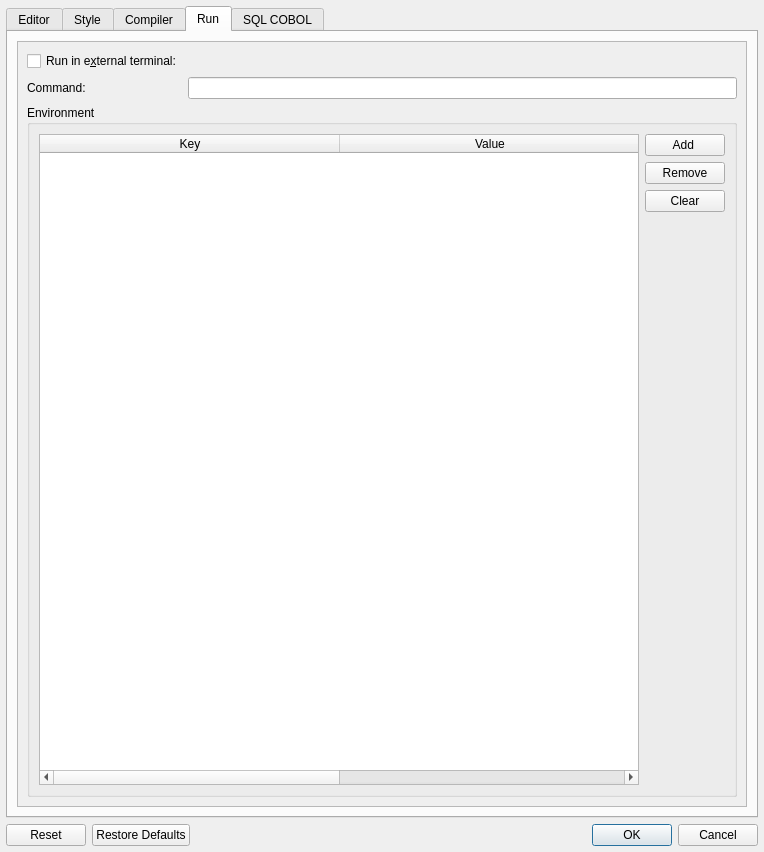
Above: forms/dlg_preferences.ui from OpenCobolIDE/OpenCobolIDE before the change. Below: the same form after it.
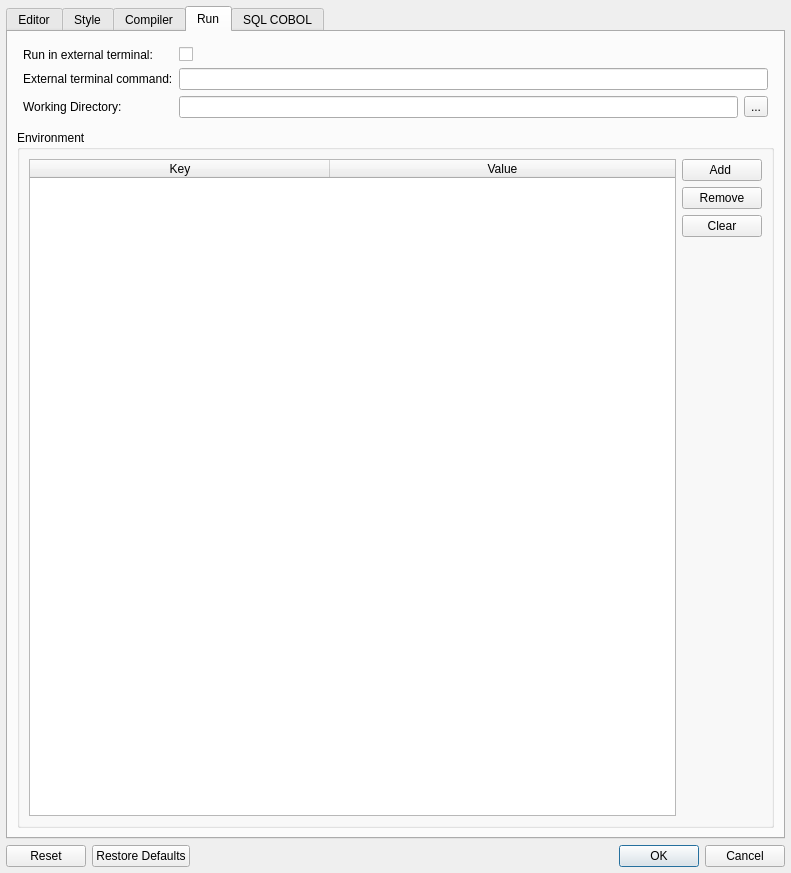
That is the form after the change. The open tabs and pages were chosen to show the change. Icons and pictures are not drawn. Custom widgets are drawn as their Qt base class.

Commit message:
Add ability to choose a custom working directory for running compiled program
Close #332

Diff of the .ui file:
```diff
--- a/forms/dlg_preferences.ui
+++ b/forms/dlg_preferences.ui
@@ -6,8 +6,8 @@
    <rect>
     <x>0</x>
     <y>0</y>
-    <width>764</width>
-    <height>852</height>
+    <width>791</width>
+    <height>873</height>
    </rect>
   </property>
   <property name="minimumSize">
@@ -1380,42 +1380,29 @@
          <attribute name="title">
           <string>Run</string>
          </attribute>
-         <layout class="QVBoxLayout" name="verticalLayout_10">
-          <item>
-           <widget class="QScrollArea" name="scrollArea_4">
-            <property name="widgetResizable">
-             <bool>true</bool>
-            </property>
-            <widget class="QWidget" name="scrollAreaWidgetContents_6">
-             <property name="geometry">
-              <rect>
-               <x>0</x>
-               <y>0</y>
-               <width>203</width>
-               <height>230</height>
-              </rect>
-             </property>
-             <layout class="QVBoxLayout" name="verticalLayout_13" stretch="0,1">
+         <layout class="QVBoxLayout" name="verticalLayout_10" stretch="0,1">
               <item>
                <layout class="QFormLayout" name="formLayout_13">
+            <property name="leftMargin">
+             <number>6</number>
+            </property>
                 <property name="topMargin">
-                 <number>0</number>
-                </property>
-                <item row="0" column="0">
-                 <widget class="QCheckBox" name="checkBoxRunExtTerm">
-                  <property name="text">
-                   <string>Run in e&amp;xternal terminal:</string>
-                  </property>
-                 </widget>
-                </item>
-                <item row="1" column="0">
+             <number>6</number>
+            </property>
+            <property name="rightMargin">
+             <number>6</number>
+            </property>
+            <property name="bottomMargin">
+             <number>6</number>
+            </property>
+            <item row="2" column="0">
                  <widget class="QLabel" name="lbl_external_terminal_command">
                   <property name="text">
-                   <string>Command:</string>
+               <string>External terminal command:</string>
                   </property>
                  </widget>
                 </item>
-                <item row="1" column="1">
+            <item row="2" column="1">
                  <widget class="QLineEdit" name="lineEditRunTerm">
                   <property name="toolTip">
                    <string>External terminal command (filename is appended at the end of the command)</string>
@@ -1425,6 +1412,44 @@
                   </property>
                  </widget>
                 </item>
+            <item row="3" column="0">
+             <widget class="QLabel" name="label_42">
+              <property name="text">
+               <string>Working Directory:</string>
+              </property>
+             </widget>
+            </item>
+            <item row="3" column="1">
+             <layout class="QHBoxLayout" name="horizontalLayout_19">
+              <property name="leftMargin">
+               <number>0</number>
+              </property>
+              <item>
+               <widget class="PathLineEdit" name="edit_working_dir"/>
+              </item>
+              <item>
+               <widget class="QToolButton" name="bt_working_dir">
+                <property name="text">
+                 <string>...</string>
+                </property>
+               </widget>
+              </item>
+             </layout>
+            </item>
+            <item row="1" column="1">
+             <widget class="QCheckBox" name="checkBoxRunExtTerm">
+              <property name="text">
+               <string/>
+              </property>
+             </widget>
+            </item>
+            <item row="1" column="0">
+             <widget class="QLabel" name="label_43">
+              <property name="text">
+               <string>Run in external terminal:</string>
+              </property>
+             </widget>
+            </item>
                </layout>
               </item>
               <item>
@@ -1520,10 +1545,6 @@
               </item>
              </layout>
             </widget>
-           </widget>
-          </item>
-         </layout>
-        </widget>
         <widget class="QWidget" name="tabSqlCobol">
          <attribute name="icon">
           <iconset resource="ide.qrc">
```
Left out of the diff: 31 changed lines with no effect on the pictures. Lines whose indentation alone changed are shown as unchanged. The commit also changes 5 other files.
